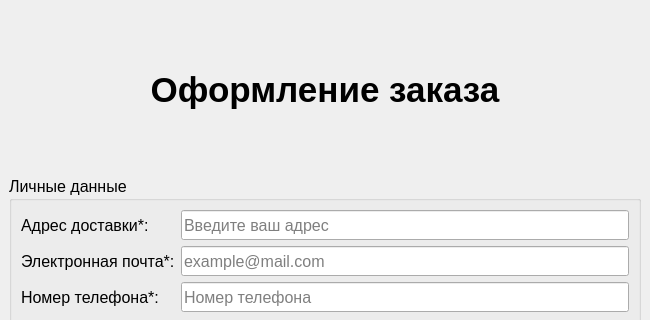
This is design/ui/order_placement.ui in Sandrkll1/BookStore as Qt 5 draws it before an edit; both pictures show x 0 to 650 and y 0 to 320 of the 650 by 550 pixel window. The edited form follows.
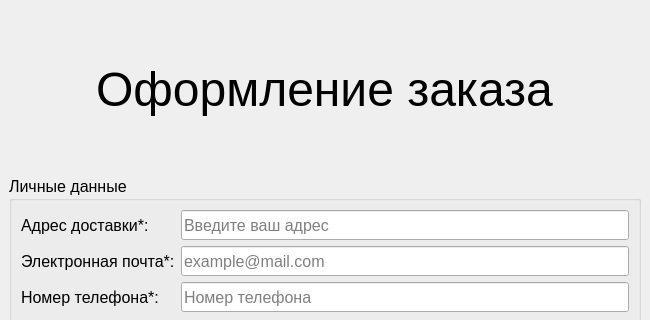
This is the edited form.

```diff
--- a/design/ui/order_placement.ui
+++ b/design/ui/order_placement.ui
@@ -15,15 +15,20 @@
   </property>
   <widget class="QWidget" name="centralwidget">
    <layout class="QVBoxLayout" name="verticalLayout">
-    <item>
+    <item alignment="Qt::AlignHCenter|Qt::AlignVCenter">
      <widget class="QLabel" name="titleLabel">
       <property name="font">
        <font>
-        <pointsize>26</pointsize>
-        <weight>75</weight>
-        <bold>true</bold>
+        <family>MS Shell Dlg 2</family>
+        <pointsize>36</pointsize>
+        <weight>50</weight>
+        <italic>false</italic>
+        <bold>false</bold>
        </font>
       </property>
+      <property name="styleSheet">
+       <string notr="true">font: 36pt &quot;MS Shell Dlg 2&quot;;</string>
+      </property>
       <property name="text">
        <string>Оформление заказа</string>
       </property>
```
